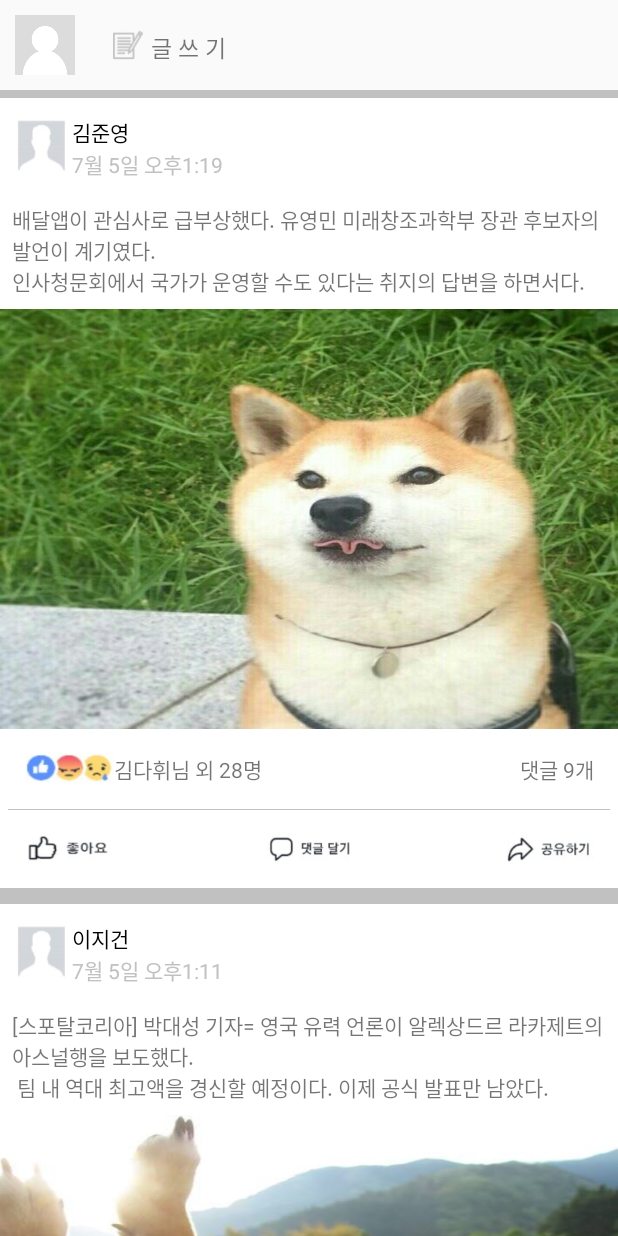
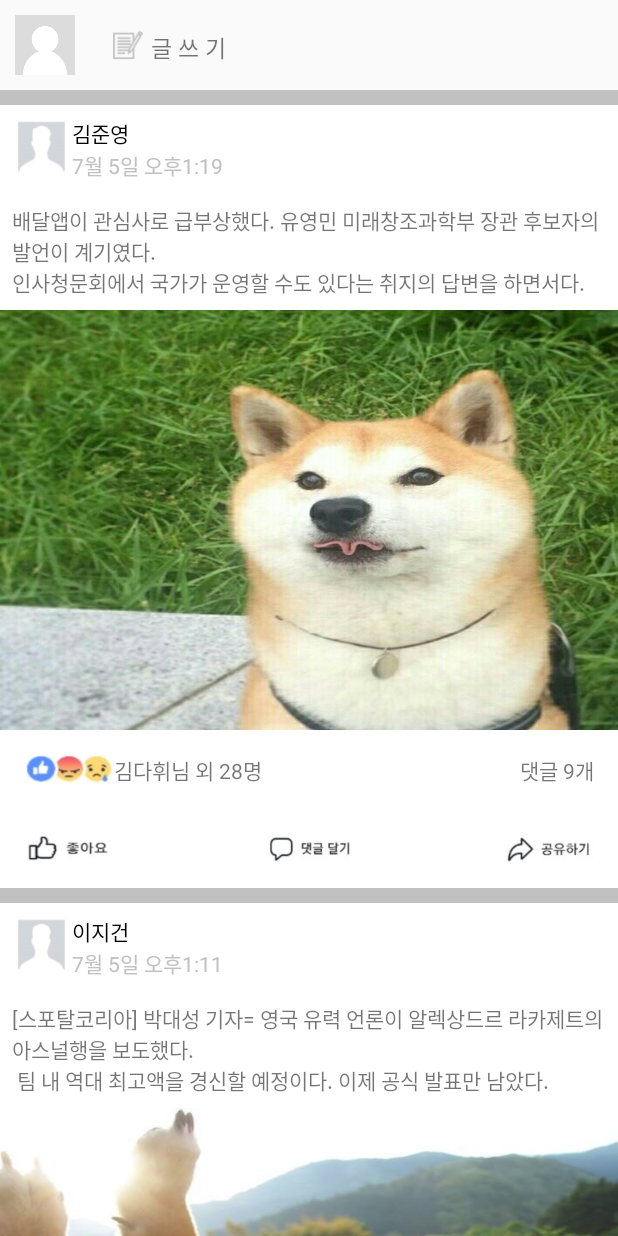
Before and after one commit to youngyol/boostcamp_android, an Android app: the fragment SecondFragment shown on its own in the app's theme, on a phone screen of 412 x 824 dp. Run offline under Robolectric (Android 15) with nearby library versions, the phone set to English and light mode, and no system bars; our stand-ins replace ButterKnife.

Commit message:
add Toolbar & divider

```diff
--- a/Miniproject1/app/src/main/java/com/example/nasos/miniproject1/model/ItemData.java
+++ b/Miniproject1/app/src/main/java/com/example/nasos/miniproject1/model/ItemData.java
@@ -1,4 +1,5 @@
 package com.example.nasos.miniproject1.model;
+
 /**
  * Created by nasos on 2017-07-04.
  */
@@ -12,7 +13,7 @@ public class ItemData {
     String content;
     int img;
 
-    public ItemData(String title, String content, int image,String name, String comment, String time) {
+    public ItemData(String title, String content, int image, String name, String comment, String time) {
 
         this.comment = comment;
         this.name = name;
--- a/Miniproject1/app/src/main/java/com/example/nasos/miniproject1/view/SecondFragment.java
+++ b/Miniproject1/app/src/main/java/com/example/nasos/miniproject1/view/SecondFragment.java
@@ -1,8 +1,10 @@
 package com.example.nasos.miniproject1.view;
 
 import android.os.Bundle;
+import android.support.annotation.Nullable;
 import android.support.v4.app.Fragment;
 import android.support.v4.widget.SwipeRefreshLayout;
+import android.support.v7.widget.DividerItemDecoration;
 import android.support.v7.widget.LinearLayoutManager;
 import android.support.v7.widget.RecyclerView;
 import android.view.LayoutInflater;
@@ -16,7 +18,7 @@ import com.example.nasos.miniproject1.model.ItemData;
 
 import java.util.ArrayList;
 
-public class SecondFragment extends Fragment   {
+public class SecondFragment extends Fragment {
     RecyclerAdapter recyclerAdapter;
     RecyclerView recyclerView;
     ArrayList<ItemData> itemDatas;
@@ -30,38 +32,52 @@ public class SecondFragment extends Fragment   {
     @Override
     public View onCreateView(LayoutInflater inflater, ViewGroup container, Bundle savedInstanceState) {
         View view = inflater.inflate(R.layout.fragment_second, container, false);
-        recyclerView = (RecyclerView)view.findViewById(R.id.second_rcv);
+
+
+        return view;
+    }
+
+
+    @Override
+    public void onViewCreated(View view, @Nullable Bundle savedInstanceState) {
+        super.onViewCreated(view, savedInstanceState);
+
+        recyclerView = (RecyclerView) view.findViewById(R.id.second_rcv);
 
         linearLayoutManager = new LinearLayoutManager(getContext());
         linearLayoutManager.setOrientation(LinearLayoutManager.VERTICAL);
         recyclerView.setLayoutManager(linearLayoutManager);
-        swipeRefreshLayout = (SwipeRefreshLayout)view.findViewById(R.id.second_swipe);
+        swipeRefreshLayout = (SwipeRefreshLayout) view.findViewById(R.id.second_swipe);
 
 
-        swipeRefreshLayout.setRefreshing( false );
-        swipeRefreshLayout.setEnabled( false );
+        swipeRefreshLayout.setRefreshing(false);
+        swipeRefreshLayout.setEnabled(false);
+
+
+        // add divider
+        DividerItemDecoration dividerItemDecoration = new DividerItemDecoration(recyclerView.getContext(),
+                linearLayoutManager.getOrientation());
+        dividerItemDecoration.setDrawable(getContext().getResources().getDrawable(R.drawable.line_divider));
 
 
         itemDatas = new ArrayList<ItemData>();
-
-        itemDatas.add(new ItemData("김다휘님 외 28명",getContext().getString(R.string.content1),
-                R.drawable.photo,"김준영","댓글 9개", "7월 5일 오후1:19"));
-        itemDatas.add(new ItemData("안고운님 외 7명",getContext().getString(R.string.content),
-                R.drawable.photo2,"이지건","댓글 5개","7월 5일 오후1:11"));
-        itemDatas.add(new ItemData("이승훈님 외 1명",getContext().getString(R.string.content2),
-                R.drawable.photo,"정순호"," ","7월 4일 오후9:11"));
-        itemDatas.add(new ItemData("안고운님 외 7명",getContext().getString(R.string.content1),
-                R.drawable.photo,"최진주","댓글 13개","7월 3일 오후2:11"));
+        itemDatas.add(new ItemData("김다휘님 외 28명", getContext().getString(R.string.content1),
+                R.drawable.photo, "김준영", "댓글 9개", "7월 5일 오후1:19"));
+        itemDatas.add(new ItemData("안고운님 외 7명", getContext().getString(R.string.content),
+                R.drawable.photo2, "이지건", "댓글 5개", "7월 5일 오후1:11"));
+        itemDatas.add(new ItemData("이승훈님 외 1명", getContext().getString(R.string.content2),
+                R.drawable.photo, "정순호", " ", "7월 4일 오후9:11"));
+        itemDatas.add(new ItemData("안고운님 외 7명", getContext().getString(R.string.content1),
+                R.drawable.photo, "최진주", "댓글 13개", "7월 3일 오후2:11"));
 
 
-        recyclerAdapter = new RecyclerAdapter(getHeader(),itemDatas, getContext());
+        recyclerView.addItemDecoration(dividerItemDecoration);
+        recyclerAdapter = new RecyclerAdapter(getHeader(), itemDatas, getContext());
         recyclerView.setAdapter(recyclerAdapter);
+    }
 
 
-        return view;
-    }
-    public Header getHeader()
-    {
+    public Header getHeader() {
         Header header = new Header();
         header.setHeader(getContext().getString(R.string.header_edit_text));
         return header;
--- /dev/null
+++ b/Miniproject1/app/src/main/res/drawable/line_divider.xml
@@ -0,0 +1,6 @@
+<shape xmlns:android="http://schemas.android.com/apk/res/android"
+    android:shape="rectangle">
+    <size
+        android:height="10dp" />
+    <solid android:color="@color/gray" />
+</shape>
--- a/Miniproject1/app/src/main/res/layout/item.xml
+++ b/Miniproject1/app/src/main/res/layout/item.xml
@@ -6,11 +6,11 @@
     android:background="@color/white"
     android:layout_height="match_parent">
 
-    <View
-        android:layout_width="wrap_content"
-        android:layout_height="5dp"
-        android:layout_marginBottom="4dp"
-        android:background="@color/gray" />
+    <!--<View-->
+        <!--android:layout_width="wrap_content"-->
+        <!--android:layout_height="5dp"-->
+        <!--android:layout_marginBottom="4dp"-->
+        <!--android:background="@color/gray" />-->
 
 
     <RelativeLayout
@@ -88,12 +88,12 @@
     </RelativeLayout>
 
 
-    <View
-        android:layout_width="wrap_content"
-        android:layout_height="0.66dp"
-        android:layout_marginLeft="5dp"
-        android:layout_marginRight="5dp"
-        android:background="@color/gray" />
+    <!--<View-->
+        <!--android:layout_width="wrap_content"-->
+        <!--android:layout_height="0.66dp"-->
+        <!--android:layout_marginLeft="5dp"-->
+        <!--android:layout_marginRight="5dp"-->
+        <!--android:background="@color/gray" />-->
 
     <RelativeLayout
         android:layout_width="match_parent"
@@ -127,9 +127,9 @@
     </RelativeLayout>
 
 
-    <View
-        android:layout_width="wrap_content"
-        android:layout_height="5dp"
-        android:background="@color/gray" />
+    <!--<View-->
+        <!--android:layout_width="wrap_content"-->
+        <!--android:layout_height="5dp"-->
+        <!--android:background="@color/gray" />-->
 
 </LinearLayout>
```
Also changed, not shown: Miniproject1/app/src/main/java/com/example/nasos/miniproject1/BaseViewHolder.java (+8 -10 lines), Miniproject1/app/src/main/java/com/example/nasos/miniproject1/MainActivity.java (+23 -17 lines), Miniproject1/app/src/main/java/com/example/nasos/miniproject1/view/FirstFragment.java (+31 -14 lines), Miniproject1/app/src/main/res/layout/activity_main.xml (+23 -17 lines).
